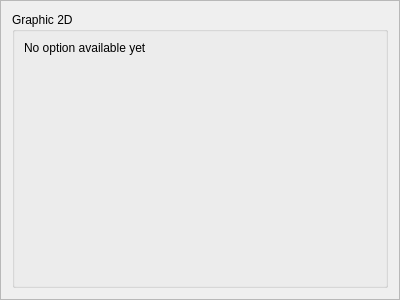
Before: the Qt Designer form src/plugins/displayGraphic2D/displaygraphic2doptionsframe.ui in shujaatak/gpsbook, drawn with Qt 5.
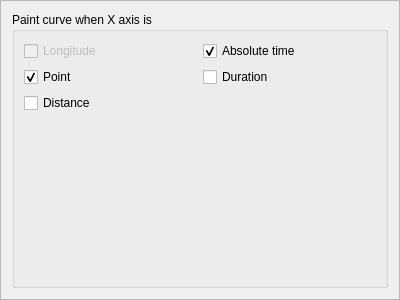
After: the same form once the commit is applied.

Commit message: Factorise code and update Graphic 2D plugin

What changed in the file:
```diff
--- a/src/plugins/displayGraphic2D/displaygraphic2doptionsframe.ui
+++ b/src/plugins/displayGraphic2D/displaygraphic2doptionsframe.ui
@@ -23,17 +23,40 @@
    <item>
     <widget class="QGroupBox" name="groupBox">
      <property name="title">
-      <string>Graphic 2D</string>
+      <string>Paint curve when X axis is</string>
      </property>
-     <layout class="QVBoxLayout" name="verticalLayout_2">
-      <item>
-       <widget class="QLabel" name="label">
+     <layout class="QGridLayout" name="gridLayout">
+      <item row="0" column="0">
+       <widget class="QCheckBox" name="checkBoxFullfilLongidute">
+        <property name="enabled">
+         <bool>false</bool>
+        </property>
         <property name="text">
-         <string>No option available yet</string>
+         <string>Longitude</string>
         </property>
+        <property name="checkable">
+         <bool>false</bool>
+        </property>
        </widget>
       </item>
-      <item>
+      <item row="1" column="0">
+       <widget class="QCheckBox" name="checkBoxFullfilPoints">
+        <property name="text">
+         <string>Point</string>
+        </property>
+        <property name="checked">
+         <bool>true</bool>
+        </property>
+       </widget>
+      </item>
+      <item row="2" column="0">
+       <widget class="QCheckBox" name="checkBoxFullfilDistance">
+        <property name="text">
+         <string>Distance</string>
+        </property>
+       </widget>
+      </item>
+      <item row="3" column="0">
        <spacer name="verticalSpacer">
         <property name="orientation">
          <enum>Qt::Vertical</enum>
@@ -46,6 +69,23 @@
         </property>
        </spacer>
       </item>
+      <item row="0" column="1">
+       <widget class="QCheckBox" name="checkBoxFullfilAbsoluteTime">
+        <property name="text">
+         <string>Absolute time</string>
+        </property>
+        <property name="checked">
+         <bool>true</bool>
+        </property>
+       </widget>
+      </item>
+      <item row="1" column="1">
+       <widget class="QCheckBox" name="checkBoxFullfilDuration">
+        <property name="text">
+         <string>Duration</string>
+        </property>
+       </widget>
+      </item>
      </layout>
     </widget>
    </item>
```
The commit also changes 29 other files.
